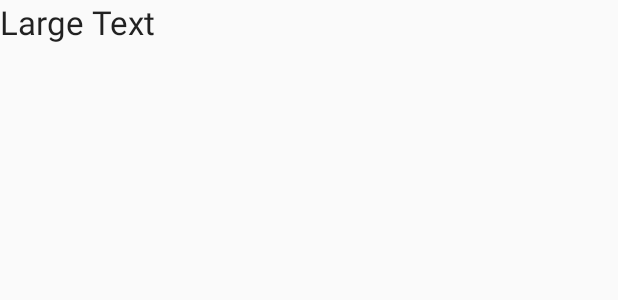
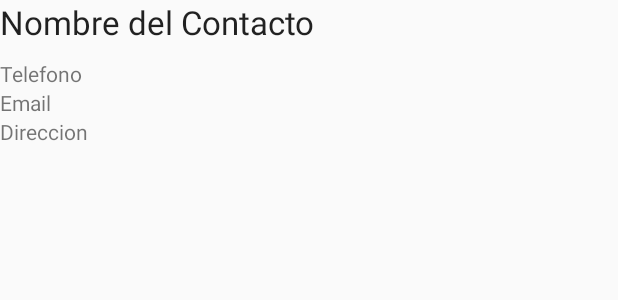
Before and after one commit to brapastor/MisContactos-android, an Android app: the layout listview_item.xml on its own in the app's theme, with its tools: preview values and no code run, on a phone screen of 412 x 824 dp. Shown: the top 300 px of the screen. Run offline under Robolectric (Android 15) with nearby library versions, the phone set to English and light mode, and no system bars.

Commit message:
Agregado de tags

```diff
--- a/app/src/main/res/layout/listview_item.xml
+++ b/app/src/main/res/layout/listview_item.xml
@@ -4,9 +4,31 @@
     android:layout_height="match_parent">
 
     <TextView
-        android:layout_width="wrap_content"
+        android:layout_width="fill_parent"
         android:layout_height="wrap_content"
         android:textAppearance="?android:attr/textAppearanceLarge"
-        android:text="Large Text"
-        android:id="@+id/textView3" />
+        android:text="Nombre del Contacto"
+        android:id="@+id/viewNombre" />
+
+    <TextView
+        android:layout_width="fill_parent"
+        android:layout_height="wrap_content"
+        android:textAppearance="?android:attr/textAppearanceSmall"
+        android:text="Telefono"
+        android:id="@+id/viewTelefono"
+        android:layout_marginTop="10dp" />
+
+    <TextView
+        android:layout_width="fill_parent"
+        android:layout_height="wrap_content"
+        android:textAppearance="?android:attr/textAppearanceSmall"
+        android:text="Email"
+        android:id="@+id/viewEmail" />
+
+    <TextView
+        android:layout_width="fill_parent"
+        android:layout_height="wrap_content"
+        android:textAppearance="?android:attr/textAppearanceSmall"
+        android:text="Direccion"
+        android:id="@+id/viewDireecion" />
 </LinearLayout>
```
Also changed, not shown: app/src/main/java/miscontactos/brapastor/com/miscontactos/MainActivity.java (+26 -2 lines).
